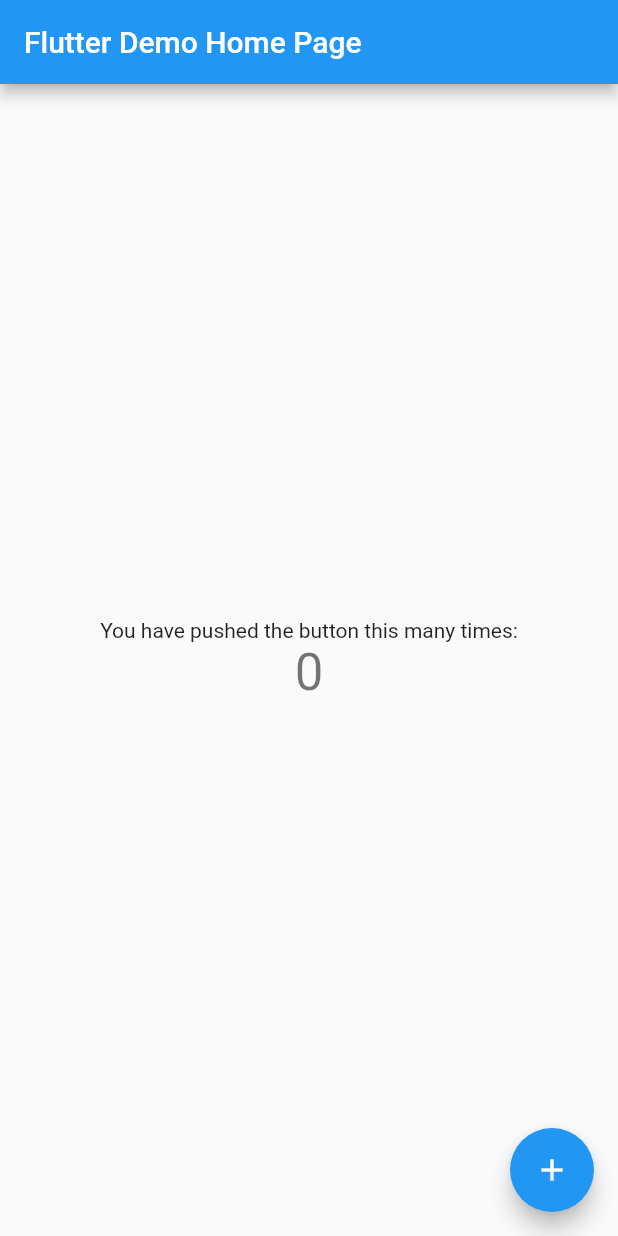
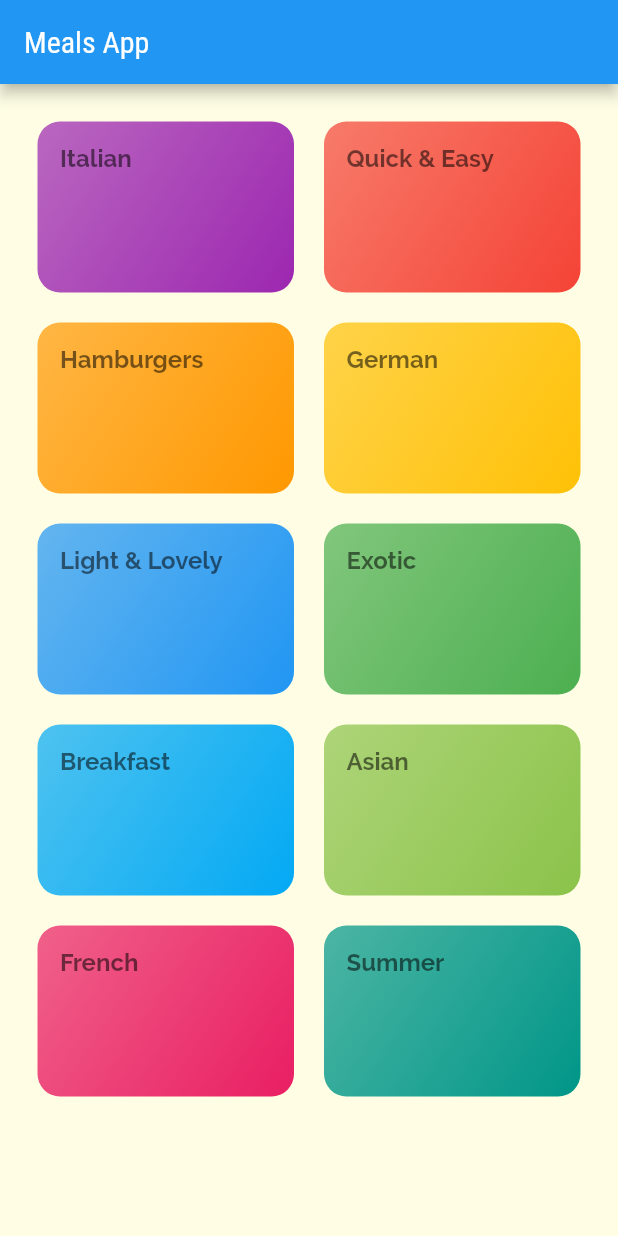
Before and after one commit to Spiritfaer/meals_app, a Flutter app: the screen it shows after launch, on a phone screen of 412 x 824 dp. Run offline on Flutter 3.47's test engine with Material 2 defaults, Android fonts, the phone set to English and light mode, and no system bars.

Commit message:
add model and first screen

```diff
--- /dev/null
+++ b/lib/categories_item.dart
@@ -0,0 +1,30 @@
+import 'package:flutter/material.dart';
+
+import './models/category.dart';
+
+class CategoriesItem extends StatelessWidget {
+  final Category category;
+
+  const CategoriesItem({@required this.category});
+
+  @override
+  Widget build(BuildContext context) {
+    return Container(
+      padding: const EdgeInsets.all(15),
+      child: Text(
+        category.title,
+        style: Theme.of(context).textTheme.headline1,
+      ),
+      decoration: BoxDecoration(
+          gradient: LinearGradient(
+            colors: [
+              category.color.withOpacity(0.7),
+              category.color,
+            ],
+            begin: Alignment.topLeft,
+            end: Alignment.bottomRight,
+          ),
+          borderRadius: BorderRadius.circular(15)),
+    );
+  }
+}
--- /dev/null
+++ b/lib/categories_screen.dart
@@ -0,0 +1,31 @@
+import 'package:flutter/material.dart';
+
+import './categories_item.dart';
+import './dummy_data.dart';
+
+class CategoriesScreen extends StatelessWidget {
+  const CategoriesScreen({Key key}) : super(key: key);
+
+  @override
+  Widget build(BuildContext context) {
+    return Scaffold(
+      appBar: AppBar(
+        title: const Text("Meals App"),
+      ),
+      body: GridView(
+        padding: const EdgeInsets.all(25),
+        children: DUMMY_CATEGORIES
+            .map((catData) => CategoriesItem(
+                  category: catData,
+                ))
+            .toList(),
+        gridDelegate: SliverGridDelegateWithMaxCrossAxisExtent(
+          maxCrossAxisExtent: 200,
+          childAspectRatio: 3 / 2,
+          crossAxisSpacing: 20,
+          mainAxisSpacing: 20,
+        ),
+      ),
+    );
+  }
+}
--- /dev/null
+++ b/lib/dummy_data.dart
@@ -0,0 +1,56 @@
+import 'package:flutter/material.dart';
+
+import './models/category.dart';
+
+const DUMMY_CATEGORIES = const [
+  Category(
+    id: 'c1',
+    title: 'Italian',
+    color: Colors.purple,
+  ),
+  Category(
+    id: 'c2',
+    title: 'Quick & Easy',
+    color: Colors.red,
+  ),
+  Category(
+    id: 'c3',
+    title: 'Hamburgers',
+    color: Colors.orange,
+  ),
+  Category(
+    id: 'c4',
+    title: 'German',
+    color: Colors.amber,
+  ),
+  Category(
+    id: 'c5',
+    title: 'Light & Lovely',
+    color: Colors.blue,
+  ),
+  Category(
+    id: 'c6',
+    title: 'Exotic',
+    color: Colors.green,
+  ),
+  Category(
+    id: 'c7',
+    title: 'Breakfast',
+    color: Colors.lightBlue,
+  ),
+  Category(
+    id: 'c8',
+    title: 'Asian',
+    color: Colors.lightGreen,
+  ),
+  Category(
+    id: 'c9',
+    title: 'French',
+    color: Colors.pink,
+  ),
+  Category(
+    id: 'c10',
+    title: 'Summer',
+    color: Colors.teal,
+  ),
+];
--- a/lib/main.dart
+++ b/lib/main.dart
@@ -1,113 +1,33 @@
 import 'package:flutter/material.dart';
+
+import './categories_screen.dart';
 
 void main() {
   runApp(MyApp());
 }
 
 class MyApp extends StatelessWidget {
-  // This widget is the root of your application.
   @override
   Widget build(BuildContext context) {
     return MaterialApp(
-      title: 'Flutter Demo',
+      title: 'Meals App',
       theme: ThemeData(
-        // This is the theme of your application.
-        //
-        // Try running your application with "flutter run". You'll see the
-        // application has a blue toolbar. Then, without quitting the app, try
-        // changing the primarySwatch below to Colors.green and then invoke
-        // "hot reload" (press "r" in the console where you ran "flutter run",
-        // or simply save your changes to "hot reload" in a Flutter IDE).
-        // Notice that the counter didn't reset back to zero; the application
-        // is not restarted.
-        primarySwatch: Colors.blue,
-      ),
-      home: MyHomePage(title: 'Flutter Demo Home Page'),
+          primarySwatch: Colors.blue,
+          accentColor: Colors.orange,
+          canvasColor: Color.fromRGBO(255, 254, 229, 1),
+          fontFamily: 'RobotoCondensed',
+          // fontFamily: 'Raleway',
+          textTheme: ThemeData.light().textTheme.copyWith(
+                bodyText1: TextStyle(color: Color.fromRGBO(20, 51, 51, 1)),
+                bodyText2: TextStyle(color: Color.fromRGBO(20, 51, 51, 1)),
+                headline1: TextStyle(
+                  fontSize: 16,
+                  fontFamily: 'Raleway',
+                  fontWeight: FontWeight.bold,
+                  // fontFamily: 'RobotoCondensed',
+                ),
+              )),
+      home: CategoriesScreen(),
     );
   }
 }
-
-class MyHomePage extends StatefulWidget {
-  MyHomePage({Key key, this.title}) : super(key: key);
-
-  // This widget is the home page of your application. It is stateful, meaning
-  // that it has a State object (defined below) that contains fields that affect
-  // how it looks.
-
-  // This class is the configuration for the state. It holds the values (in this
-  // case the title) provided by the parent (in this case the App widget) and
-  // used by the build method of the State. Fields in a Widget subclass are
-  // always marked "final".
-
-  final String title;
-
-  @override
-  _MyHomePageState createState() => _MyHomePageState();
-}
-
-class _MyHomePageState extends State<MyHomePage> {
-  int _counter = 0;
-
-  void _incrementCounter() {
-    setState(() {
-      // This call to setState tells the Flutter framework that something has
-      // changed in this State, which causes it to rerun the build method below
-      // so that the display can reflect the updated values. If we changed
-      // _counter without calling setState(), then the build method would not be
-      // called again, and so nothing would appear to happen.
-      _counter++;
-    });
-  }
-
-  @override
-  Widget build(BuildContext context) {
-    // This method is rerun every time setState is called, for instance as done
-    // by the _incrementCounter method above.
-    //
-    // The Flutter framework has been optimized to make rerunning build methods
-    // fast, so that you can just rebuild anything that needs updating rather
-    // than having to individually change instances of widgets.
-    return Scaffold(
-      appBar: AppBar(
-        // Here we take the value from the MyHomePage object that was created by
-        // the App.build method, and use it to set our appbar title.
-        title: Text(widget.title),
-      ),
-      body: Center(
-        // Center is a layout widget. It takes a single child and positions it
-        // in the middle of the parent.
-        child: Column(
-          // Column is also a layout widget. It takes a list of children and
-          // arranges them vertically. By default, it sizes itself to fit its
-          // children horizontally, and tries to be as tall as its parent.
-          //
-          // Invoke "debug painting" (press "p" in the console, choose the
-          // "Toggle Debug Paint" action from the Flutter Inspector in Android
-          // Studio, or the "Toggle Debug Paint" command in Visual Studio Code)
-          // to see the wireframe for each widget.
-          //
-          // Column has various properties to control how it sizes itself and
-          // how it positions its children. Here we use mainAxisAlignment to
-          // center the children vertically; the main axis here is the vertical
-          // axis because Columns are vertical (the cross axis would be
-          // horizontal).
-          mainAxisAlignment: MainAxisAlignment.center,
-          children: <Widget>[
-            Text(
-              'You have pushed the button this many times:',
-            ),
-            Text(
-              '$_counter',
-              style: Theme.of(context).textTheme.headline4,
-            ),
-          ],
-        ),
-      ),
-      floatingActionButton: FloatingActionButton(
-        onPressed: _incrementCounter,
-        tooltip: 'Increment',
-        child: Icon(Icons.add),
-      ), // This trailing comma makes auto-formatting nicer for build methods.
-    );
-  }
-}
--- /dev/null
+++ b/lib/models/category.dart
@@ -0,0 +1,13 @@
+import 'package:flutter/material.dart';
+
+class Category {
+  final String id;
+  final String title;
+  final Color color;
+
+  const Category({
+    @required this.id,
+    @required this.title,
+    this.color = Colors.orange,
+  });
+}
```
Also changed, not shown: pubspec.yaml (+18 -1 lines), assets/fonts/Raleway-Black.ttf (added), assets/fonts/Raleway-Bold.ttf (added), assets/fonts/Raleway-Regular.ttf (added), assets/fonts/RobotoCondensed-Bold.ttf (added), assets/fonts/RobotoCondensed-Italic.ttf (added), assets/fonts/RobotoCondensed-Light.ttf (added), assets/fonts/RobotoCondensed-Regular.ttf (added), lib/category_meals_screen.dart (added).
